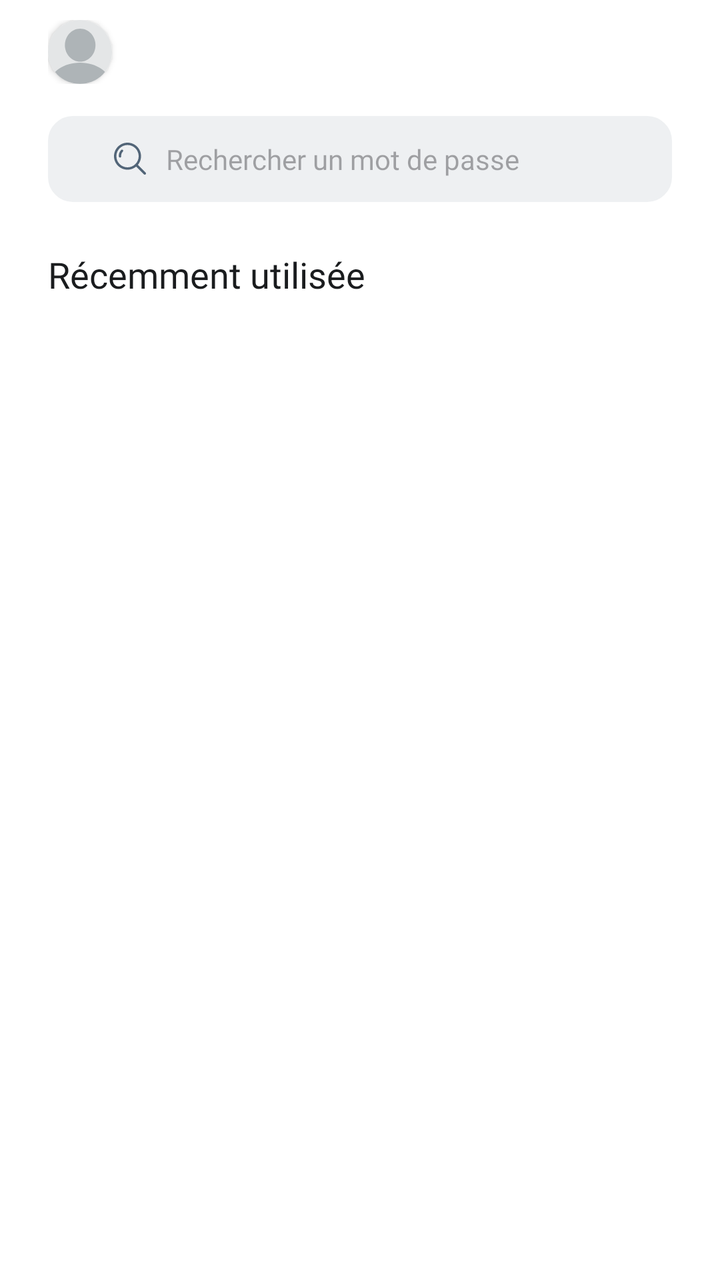
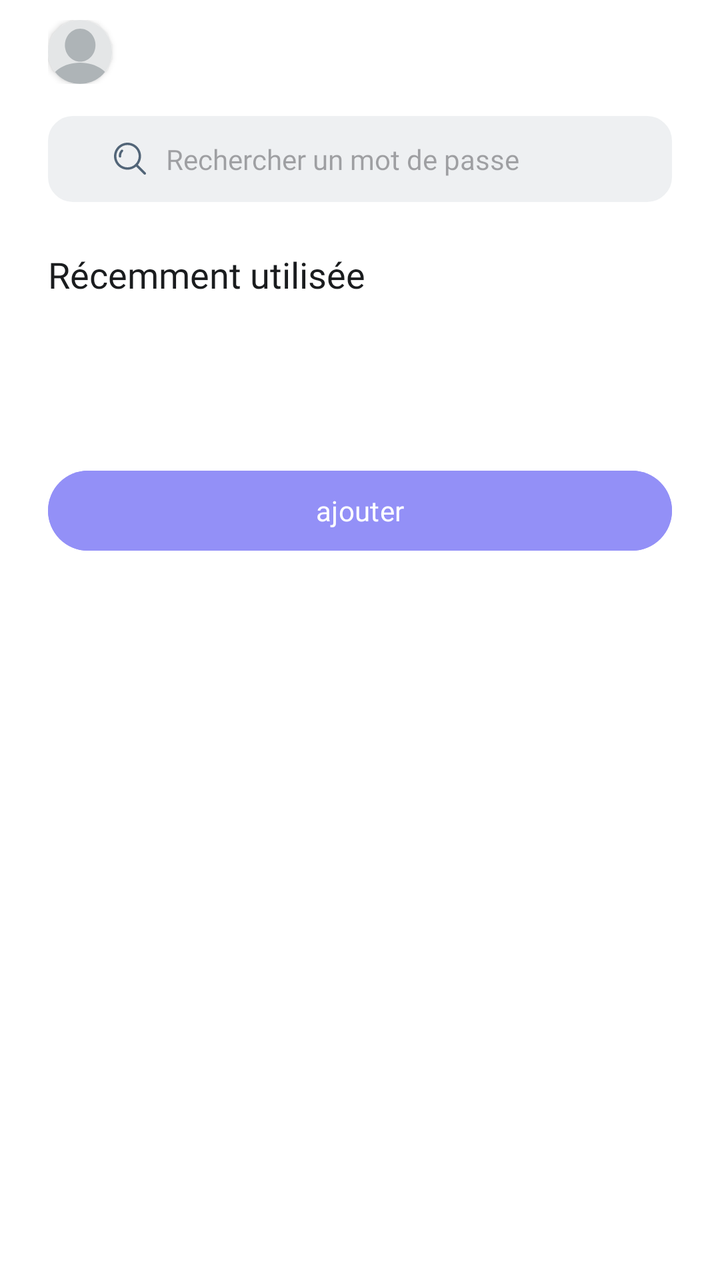

Two renders of the same Android screen: before a commit and after it. Below are the layout's source before the change and the commit's diff.
<!-- AndroidManifest.xml: application theme Theme.ManagePass -->
<!-- res/layout/activity_listing_passwords.xml -->
<?xml version="1.0" encoding="utf-8"?>
<androidx.constraintlayout.widget.ConstraintLayout xmlns:android="http://schemas.android.com/apk/res/android"
    xmlns:app="http://schemas.android.com/apk/res-auto"
    xmlns:tools="http://schemas.android.com/tools"
    android:id="@+id/main"
    android:layout_width="match_parent"
    android:layout_height="match_parent"
    android:background="@color/white"
    tools:context=".ListingPasswords">

    <LinearLayout
        android:id="@+id/linearLayout2"
        android:layout_width="0dp"
        android:layout_height="0dp"
        android:orientation="vertical"
        app:layout_constraintBottom_toBottomOf="parent"
        app:layout_constraintEnd_toEndOf="parent"
        app:layout_constraintStart_toStartOf="parent"
        app:layout_constraintTop_toTopOf="parent"   android:layout_marginLeft="24dp" android:layout_marginRight="24dp">
        <LinearLayout
            android:id="@+id/linearLayout"
            android:layout_width="match_parent"
            android:layout_height="wrap_content"
            android:layout_marginTop="10dp"
            android:orientation="horizontal"
            app:layout_constraintEnd_toEndOf="parent"
            app:layout_constraintStart_toStartOf="parent"
            app:layout_constraintTop_toTopOf="@+id/linearLayout2">

            <androidx.cardview.widget.CardView
                android:layout_width="32dp"
                android:layout_height="32dp"
                app:cardCornerRadius="100dp" >

                <ImageView
                    android:id="@+id/user_image"
                    android:layout_width="32dp"
                    android:layout_height="32dp"
                    android:layout_marginEnd="8dp"
                    android:src="@drawable/blank_profile_picture_973460" />
            </androidx.cardview.widget.CardView>

            <TextView
                android:id="@+id/welcome_text"
                android:layout_width="wrap_content"
                android:layout_height="wrap_content"
                android:fontFamily="sans-serif-medium"
                android:gravity="center_vertical"
                android:textColor="@android:color/black"
                android:textSize="18sp" />
        </LinearLayout>

        <EditText
            android:id="@+id/recherche_input"
            android:layout_width="match_parent"
            android:layout_height="wrap_content"
            android:background="@drawable/input_style_bordure"
            android:drawableStart="@drawable/search"
            android:drawablePadding="10dp"
            android:layout_marginTop="16dp"
            style="@style/s_medium_grey_neutral"
            android:hint="@string/listing_passwords_placeholder_recherche"
            android:paddingTop="12dp"
            android:paddingBottom="12dp"
            android:paddingLeft="33dp"
            android:paddingRight="33dp"
            />
        <TextView
            android:layout_width="match_parent"
            android:layout_height="wrap_content"
            android:layout_marginTop="24dp"
            android:text="@string/listing_passwords_title" style="@style/mediumlarge_semibold"
            />
    </LinearLayout>
</androidx.constraintlayout.widget.ConstraintLayout>
<!-- resources referenced by this layout -->
<resources>
  <color name="white">#FFFFFFFF</color>
  <!-- drawable blank_profile_picture_973460 (drawable) -->
  <vector xmlns:android="http://schemas.android.com/apk/res/android"
      android:width="401dp"
      android:height="401dp"
      android:viewportWidth="401"
      android:viewportHeight="401">
    <path
        android:pathData="M-44.74,-44.74l490.42,0l0,490.42l-490.42,0z"
        android:fillColor="#E4E6E7"/>
    <path
        android:pathData="m201,267.14c-103.36,0 -187.75,58.93 -192.48,132.84l384.99,0c-4.73,-73.92 -89.16,-132.84 -192.51,-132.84z"
        android:fillColor="#AEB4B7"/>
    <path
        android:pathData="m297.61,158.03c0,57.17 -42.93,103.52 -95.9,103.52s-95.9,-46.35 -95.9,-103.52 42.93,-103.52 95.9,-103.52c52.97,0 95.9,46.35 95.9,103.51z"
        android:fillColor="#AEB4B7"/>
  </vector>
  <!-- drawable input_style_bordure (drawable) -->
  <?xml version="1.0" encoding="utf-8"?>
  <selector xmlns:android="http://schemas.android.com/apk/res/android">
      <item>
          <shape>
              
              <solid android:color="#EEF0F2" />
  
              
              <stroke
                  android:width="1dp"
                  android:color="#EEF0F2" />
  
              
              <corners android:radius="12dp" />
          </shape>
      </item>
  </selector>
  <!-- drawable search (drawable) -->
  <vector xmlns:android="http://schemas.android.com/apk/res/android"
      android:width="16dp"
      android:height="16dp"
      android:viewportWidth="16"
      android:viewportHeight="16">
    <group>
      <clip-path
          android:pathData="M0,0h16v16h-16z"/>
      <path
          android:pathData="M4.418,3.641C4.187,3.41 3.813,3.41 3.582,3.641C2.725,4.498 2.304,5.691 2.426,6.916C2.457,7.221 2.714,7.448 3.014,7.448C3.034,7.448 3.054,7.447 3.073,7.445C3.398,7.413 3.635,7.123 3.603,6.798C3.516,5.928 3.813,5.082 4.418,4.477C4.649,4.246 4.649,3.872 4.418,3.641Z"
          android:fillColor="#526578"/>
      <path
          android:pathData="M6.759,0C3.032,0 0,3.032 0,6.759C0,10.485 3.032,13.517 6.759,13.517C10.485,13.517 13.517,10.485 13.517,6.759C13.517,3.032 10.485,0 6.759,0ZM6.759,12.335C3.684,12.335 1.182,9.833 1.182,6.759C1.182,3.684 3.684,1.182 6.759,1.182C9.833,1.182 12.335,3.684 12.335,6.759C12.335,9.833 9.833,12.335 6.759,12.335Z"
          android:fillColor="#526578"/>
      <path
          android:pathData="M15.827,14.991L11.531,10.695C11.3,10.464 10.926,10.464 10.695,10.695C10.464,10.926 10.464,11.3 10.695,11.531L14.991,15.827C15.106,15.942 15.257,16 15.409,16C15.56,16 15.711,15.942 15.827,15.827C16.058,15.596 16.058,15.222 15.827,14.991Z"
          android:fillColor="#526578"/>
    </group>
  </vector>
  <string name="listing_passwords_placeholder_recherche">Rechercher un mot de passe</string>
  <string name="listing_passwords_title">Récemment utilisée</string>
  <style name="mediumlarge_semibold" parent="lexend_semibold">
          <item name="android:textColor">@color/neutral</item>
          <item name="android:textSize">18dp</item>
      </style>
  <style name="s_medium_grey_neutral" parent="lexend_medium">
          <item name="android:textColor">@color/grey_neutral</item>
          <item name="hintTextColor">@color/grey_neutral</item>
          <item name="android:textSize">14dp</item>
      </style>
  <style name="Theme.ManagePass" parent="Base.Theme.ManagePass" />
  <style name="lexend_semibold">
          <item name="android:fontFamily">@font/lexendsemibold</item>
      </style>
  <color name="neutral">#1A1C1E</color>
  <style name="lexend_medium">
          <item name="android:fontFamily">@font/lexendmedium</item>
      </style>
  <color name="grey_neutral">#526578</color>
  <style name="Base.Theme.ManagePass" parent="Theme.Material3.DayNight.NoActionBar">
          
          
      </style>
</resources>

<!-- the commit's change to res/layout/activity_listing_passwords.xml (unified diff, before → after) -->
@@ -71,5 +71,14 @@
             android:layout_marginTop="24dp"
             android:text="@string/listing_passwords_title" style="@style/mediumlarge_semibold"
             />
+        <Button
+            android:id="@+id/add_password_button"
+            style="@style/s_semibold_white"
+            android:layout_width="match_parent"
+            android:layout_height="wrap_content"
+            android:layout_marginTop="82dp"
+            android:layout_marginBottom="16dp"
+            android:backgroundTint="@color/mauve_pastel"
+            android:text="ajouter" />
     </LinearLayout>
 </androidx.constraintlayout.widget.ConstraintLayout>
<!-- resource entries referenced after the edit -->
@@ -1,5 +1,6 @@
 <!-- resources referenced by this layout -->
 <resources>
+  <color name="mauve_pastel">#9390F7</color>
   <color name="white">#FFFFFFFF</color>
   <!-- drawable blank_profile_picture_973460 (drawable) -->
   <vector xmlns:android="http://schemas.android.com/apk/res/android"
@@ -66,6 +67,10 @@
           <item name="hintTextColor">@color/grey_neutral</item>
           <item name="android:textSize">14dp</item>
       </style>
+  <style name="s_semibold_white" parent="lexend_semibold">
+          <item name="android:textColor">@color/white</item>
+          <item name="android:textSize">14dp</item>
+      </style>
   <style name="Theme.ManagePass" parent="Base.Theme.ManagePass" />
   <style name="lexend_semibold">
           <item name="android:fontFamily">@font/lexendsemibold</item>
